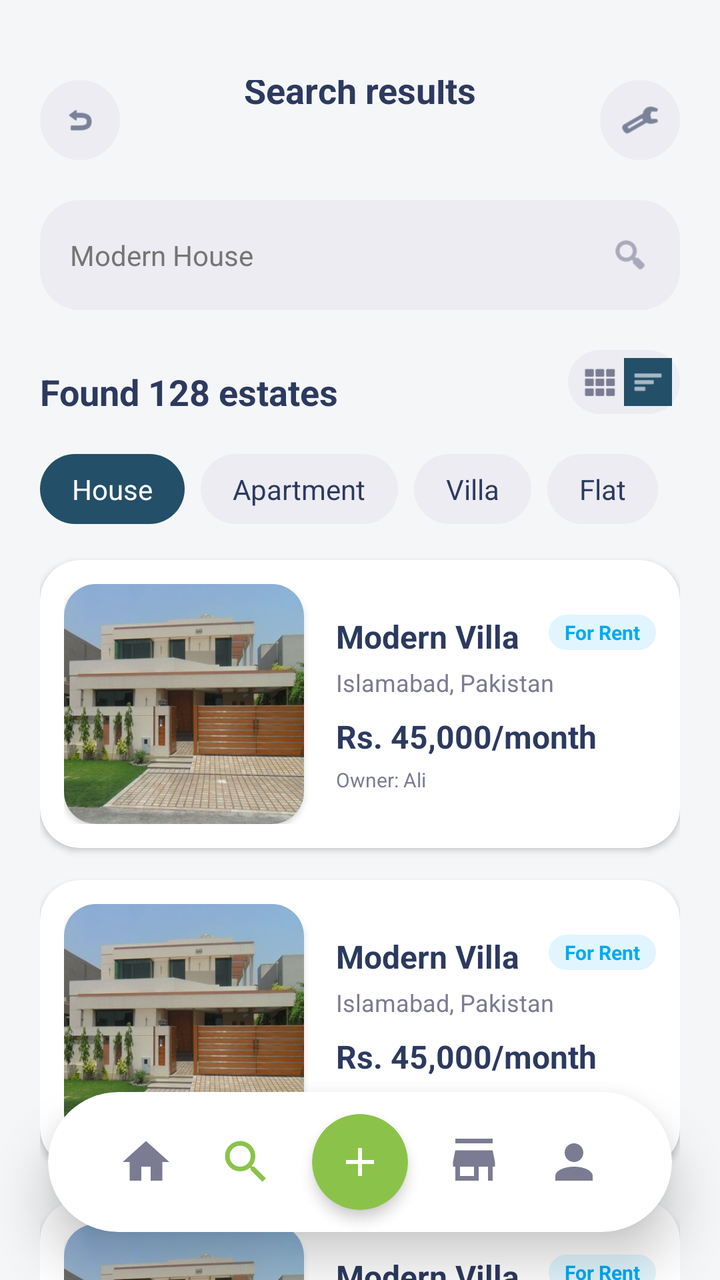
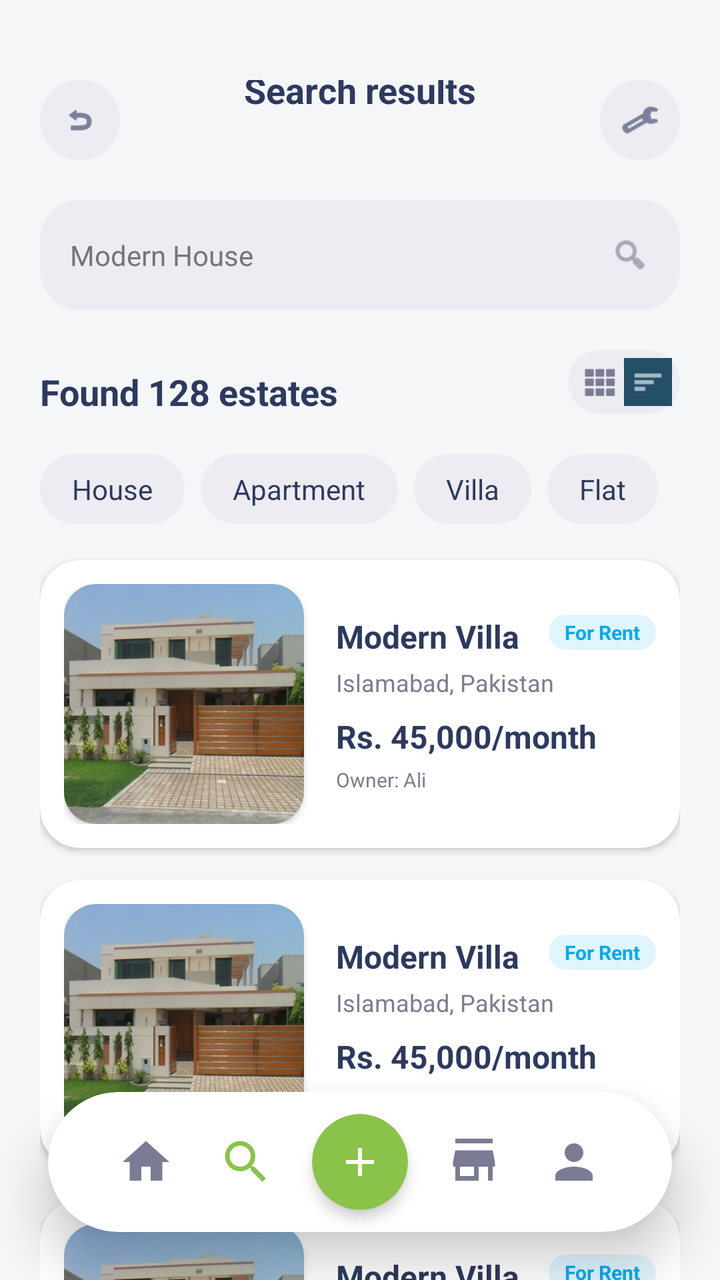

Compare the two renders of this Android layout. The source of the first and the diff that turns it into the second are given below.
<!-- AndroidManifest.xml: application theme Theme.PropVision -->
<!-- res/layout/activity_explore_properties.xml -->
<?xml version="1.0" encoding="utf-8"?>
<androidx.coordinatorlayout.widget.CoordinatorLayout xmlns:android="http://schemas.android.com/apk/res/android"
    xmlns:app="http://schemas.android.com/apk/res-auto"
    xmlns:tools="http://schemas.android.com/tools"
    android:layout_width="match_parent"
    android:layout_height="match_parent"
    android:background="#F5F6F8"
    tools:context=".ExplorePropertiesActivity">

    <androidx.core.widget.NestedScrollView
        android:layout_width="match_parent"
        android:layout_height="match_parent"
        android:clipToPadding="false">

        <LinearLayout
            android:layout_width="match_parent"
            android:layout_height="wrap_content"
            android:orientation="vertical"
            android:paddingBottom="20dp">

            
            <LinearLayout
                android:layout_width="match_parent"
                android:layout_height="wrap_content"
                android:orientation="vertical">

                
                <RelativeLayout
                    android:layout_width="match_parent"
                    android:layout_height="wrap_content"
                    android:paddingHorizontal="20dp"
                    android:paddingTop="40dp"
                    android:paddingBottom="10dp">

                    <ImageView
                        android:id="@+id/backBtn"
                        android:layout_width="40dp"
                        android:layout_height="40dp"
                        android:layout_alignParentStart="true"
                        android:background="@drawable/social_button_bg"
                        android:padding="12dp"
                        android:src="@android:drawable/ic_menu_revert"
                        app:tint="#2D3A5F" />

                    <TextView
                        android:layout_width="wrap_content"
                        android:layout_height="wrap_content"
                        android:layout_centerInParent="true"
                        android:text="Search results"
                        android:textColor="#2D3A5F"
                        android:textSize="18sp"
                        android:textStyle="bold" />

                    <ImageView
                        android:id="@+id/filterBtn"
                        android:layout_width="40dp"
                        android:layout_height="40dp"
                        android:layout_alignParentEnd="true"
                        android:background="@drawable/social_button_bg"
                        android:padding="10dp"
                        android:src="@android:drawable/ic_menu_preferences"
                        app:tint="#2D3A5F" />
                </RelativeLayout>

                
                <LinearLayout
                    android:id="@+id/searchContainer"
                    android:layout_width="match_parent"
                    android:layout_height="55dp"
                    android:layout_marginHorizontal="20dp"
                    android:layout_marginTop="10dp"
                    android:background="@drawable/input_background"
                    android:gravity="center_vertical"
                    android:orientation="horizontal"
                    android:paddingHorizontal="15dp">

                    <EditText
                        android:id="@+id/etSearchInput"
                        android:layout_width="0dp"
                        android:layout_height="wrap_content"
                        android:layout_weight="1"
                        android:background="@null"
                        android:hint="Modern House"
                        android:importantForAutofill="no"
                        android:inputType="text"
                        android:textColor="#2D3A5F"
                        android:textColorHint="#757575"
                        android:textSize="14sp" />

                    <ImageView
                        android:id="@+id/btnSearch"
                        android:layout_width="20dp"
                        android:layout_height="20dp"
                        android:clickable="true"
                        android:focusable="true"
                        android:src="@android:drawable/ic_menu_search"
                        app:tint="#7B7B93" />
                </LinearLayout>

                
                <RelativeLayout
                    android:id="@+id/summaryContainer"
                    android:layout_width="match_parent"
                    android:layout_height="wrap_content"
                    android:layout_marginTop="20dp"
                    android:paddingHorizontal="20dp"
                    android:paddingBottom="10dp">

                    <TextView
                        android:id="@+id/tvResultsSummary"
                        android:layout_width="wrap_content"
                        android:layout_height="wrap_content"
                        android:layout_alignParentStart="true"
                        android:layout_centerVertical="true"
                        android:text="Found 128 estates"
                        android:textColor="#2D3A5F"
                        android:textSize="18sp"
                        android:textStyle="bold" />

                    <LinearLayout
                        android:layout_width="wrap_content"
                        android:layout_height="wrap_content"
                        android:layout_alignParentEnd="true"
                        android:background="@drawable/social_button_bg"
                        android:padding="4dp">

                        <ImageView
                            android:id="@+id/gridViewBtn"
                            android:layout_width="24dp"
                            android:layout_height="24dp"
                            android:padding="4dp"
                            android:src="@android:drawable/ic_dialog_dialer"
                            app:tint="#7B7B93" />

                        <ImageView
                            android:id="@+id/listViewBtn"
                            android:layout_width="24dp"
                            android:layout_height="24dp"
                            android:background="#234F68"
                            android:padding="4dp"
                            android:src="@android:drawable/ic_menu_sort_by_size"
                            app:tint="@android:color/white" />
                    </LinearLayout>
                </RelativeLayout>
            </LinearLayout>

            
            <HorizontalScrollView
                android:layout_width="match_parent"
                android:layout_height="wrap_content"
                android:paddingHorizontal="20dp"
                android:scrollbars="none">

                <LinearLayout
                    android:layout_width="wrap_content"
                    android:layout_height="wrap_content"
                    android:orientation="horizontal"
                    android:paddingVertical="10dp">

                    <TextView
                        android:layout_width="wrap_content"
                        android:layout_height="wrap_content"
                        android:background="@drawable/social_button_bg"
                        android:backgroundTint="#234F68"
                        android:paddingHorizontal="16dp"
                        android:paddingVertical="8dp"
                        android:text="House"
                        android:textColor="@android:color/white" />

                    <View
                        android:layout_width="8dp"
                        android:layout_height="1dp" />

                    <TextView
                        android:layout_width="wrap_content"
                        android:layout_height="wrap_content"
                        android:background="@drawable/social_button_bg"
                        android:paddingHorizontal="16dp"
                        android:paddingVertical="8dp"
                        android:text="Apartment"
                        android:textColor="#2D3A5F" />

                    <View
                        android:layout_width="8dp"
                        android:layout_height="1dp" />

                    <TextView
                        android:layout_width="wrap_content"
                        android:layout_height="wrap_content"
                        android:background="@drawable/social_button_bg"
                        android:paddingHorizontal="16dp"
                        android:paddingVertical="8dp"
                        android:text="Villa"
                        android:textColor="#2D3A5F" />

                    <View
                        android:layout_width="8dp"
                        android:layout_height="1dp" />

                    <TextView
                        android:layout_width="wrap_content"
                        android:layout_height="wrap_content"
                        android:background="@drawable/social_button_bg"
                        android:paddingHorizontal="16dp"
                        android:paddingVertical="8dp"
                        android:text="Flat"
                        android:textColor="#2D3A5F" />
                </LinearLayout>
            </HorizontalScrollView>

            
            <FrameLayout
                android:layout_width="match_parent"
                android:layout_height="wrap_content"
                android:paddingHorizontal="20dp">

                <LinearLayout
                    android:id="@+id/listViewLayout"
                    android:layout_width="match_parent"
                    android:layout_height="wrap_content"
                    android:orientation="vertical"
                    android:visibility="visible">

                    <include layout="@layout/item_property_list" />
                    <include layout="@layout/item_property_list" />
                    <include layout="@layout/item_property_list" />
                    <include layout="@layout/item_property_list" />
                </LinearLayout>

                <androidx.gridlayout.widget.GridLayout
                    android:id="@+id/gridViewLayout"
                    android:layout_width="match_parent"
                    android:layout_height="wrap_content"
                    app:columnCount="2"
                    android:visibility="gone">

                    <include layout="@layout/item_property_grid" />
                    <include layout="@layout/item_property_grid" />
                    <include layout="@layout/item_property_grid" />
                    <include layout="@layout/item_property_grid" />
                </androidx.gridlayout.widget.GridLayout>

            </FrameLayout>
        </LinearLayout>
    </androidx.core.widget.NestedScrollView>

    
    <androidx.cardview.widget.CardView
        android:id="@+id/bottomNavContainer"
        android:layout_width="match_parent"
        android:layout_height="70dp"
        android:layout_gravity="bottom"
        android:layout_marginHorizontal="24dp"
        android:layout_marginBottom="24dp"
        app:cardCornerRadius="35dp"
        app:cardElevation="15dp">

        <LinearLayout
            android:id="@+id/bottomNav"
            android:layout_width="match_parent"
            android:layout_height="match_parent"
            android:gravity="center_vertical"
            android:orientation="horizontal"
            android:paddingHorizontal="24dp">

            <ImageView
                android:id="@+id/nav_home"
                android:layout_width="0dp"
                android:layout_height="28dp"
                android:layout_weight="1"
                android:src="@drawable/ic_home_nav"
                app:tint="#7B7B93" />

            <ImageView
                android:id="@+id/nav_explore"
                android:layout_width="0dp"
                android:layout_height="28dp"
                android:layout_weight="1"
                android:src="@drawable/ic_explore_nav"
                app:tint="#8BC34A" />

            <androidx.cardview.widget.CardView
                android:layout_width="48dp"
                android:layout_height="48dp"
                android:layout_marginHorizontal="8dp"
                app:cardBackgroundColor="#8BC34A"
                app:cardCornerRadius="24dp"
                app:cardElevation="4dp">

                <ImageView
                    android:id="@+id/nav_add"
                    android:layout_width="match_parent"
                    android:layout_height="match_parent"
                    android:padding="12dp"
                    android:src="@drawable/ic_add_nav"
                    app:tint="@android:color/white" />
            </androidx.cardview.widget.CardView>

            <ImageView
                android:id="@+id/nav_market"
                android:layout_width="0dp"
                android:layout_height="28dp"
                android:layout_weight="1"
                android:src="@drawable/ic_market_nav"
                app:tint="#7B7B93" />

            <ImageView
                android:id="@+id/nav_profile"
                android:layout_width="0dp"
                android:layout_height="28dp"
                android:layout_weight="1"
                android:src="@drawable/ic_profile_nav"
                app:tint="#7B7B93" />
        </LinearLayout>
    </androidx.cardview.widget.CardView>

</androidx.coordinatorlayout.widget.CoordinatorLayout>
<!-- res/layout/item_property_list.xml (included above) -->
<?xml version="1.0" encoding="utf-8"?>
<androidx.cardview.widget.CardView xmlns:android="http://schemas.android.com/apk/res/android"
    xmlns:app="http://schemas.android.com/apk/res-auto"
    android:layout_width="match_parent"
    android:layout_height="wrap_content"
    android:layout_marginVertical="8dp"
    app:cardCornerRadius="20dp"
    app:cardElevation="2dp">
    <LinearLayout
        android:layout_width="match_parent"
        android:layout_height="wrap_content"
        android:orientation="horizontal"
        android:padding="12dp">
        <androidx.cardview.widget.CardView
            android:layout_width="120dp"
            android:layout_height="120dp"
            app:cardCornerRadius="16dp">
            <ImageView
                android:id="@+id/propertyImage"
                android:layout_width="match_parent"
                android:layout_height="match_parent"
                android:scaleType="centerCrop"
                android:src="@drawable/feature_estate2" />
        </androidx.cardview.widget.CardView>
        <LinearLayout
            android:layout_width="match_parent"
            android:layout_height="match_parent"
            android:layout_marginStart="16dp"
            android:gravity="center_vertical"
            android:orientation="vertical">
            <RelativeLayout
                android:layout_width="match_parent"
                android:layout_height="wrap_content">
                <TextView
                    android:id="@+id/propertyName"
                    android:layout_width="wrap_content"
                    android:layout_height="wrap_content"
                    android:text="Modern Villa"
                    android:textColor="#2D3A5F"
                    android:textSize="16sp"
                    android:textStyle="bold" />
                <TextView
                    android:id="@+id/propertyStatus"
                    android:layout_width="wrap_content"
                    android:layout_height="wrap_content"
                    android:layout_alignParentEnd="true"
                    android:background="@drawable/social_button_bg"
                    android:backgroundTint="#E1F5FE"
                    android:paddingHorizontal="8dp"
                    android:paddingVertical="2dp"
                    android:text="For Rent"
                    android:textColor="#03A9F4"
                    android:textSize="10sp"
                    android:textStyle="bold" />
            </RelativeLayout>
            <TextView
                android:id="@+id/propertyLocation"
                android:layout_width="wrap_content"
                android:layout_height="wrap_content"
                android:layout_marginTop="4dp"
                android:text="Islamabad, Pakistan"
                android:textColor="#7B7B93"
                android:textSize="12sp" />
            <TextView
                android:id="@+id/propertyPrice"
                android:layout_width="wrap_content"
                android:layout_height="wrap_content"
                android:layout_marginTop="8dp"
                android:text="Rs. 45,000/month"
                android:textColor="#2D3A5F"
                android:textStyle="bold"
                android:textSize="16sp" />

            <LinearLayout
                android:layout_width="match_parent"
                android:layout_height="wrap_content"
                android:layout_marginTop="4dp"
                android:gravity="center_vertical"
                android:orientation="horizontal">

                <TextView
                    android:id="@+id/ownerName"
                    android:layout_width="0dp"
                    android:layout_height="wrap_content"
                    android:layout_weight="1"
                    android:text="Owner: Ali"
                    android:textColor="#7B7B93"
                    android:textSize="10sp" />

                <TextView
                    android:id="@+id/ownerPhone"
                    android:layout_width="wrap_content"
                    android:layout_height="wrap_content"
                    android:visibility="gone" />

                <TextView
                    android:id="@+id/ownerEmail"
                    android:layout_width="wrap_content"
                    android:layout_height="wrap_content"
                    android:visibility="gone" />

                <ImageView
                    android:id="@+id/btnEditProperty"
                    android:layout_width="20dp"
                    android:layout_height="20dp"
                    android:src="@android:drawable/ic_menu_edit"
                    android:visibility="gone"
                    app:tint="#234F68" />
            </LinearLayout>
        </LinearLayout>
    </LinearLayout>
</androidx.cardview.widget.CardView>
<!-- res/layout/item_property_grid.xml (included above) -->
<?xml version="1.0" encoding="utf-8"?>
<androidx.cardview.widget.CardView xmlns:android="http://schemas.android.com/apk/res/android"
    xmlns:app="http://schemas.android.com/apk/res-auto"
    android:layout_width="match_parent"
    android:layout_height="wrap_content"
    android:layout_margin="8dp"
    app:cardCornerRadius="25dp"
    app:cardElevation="0dp"
    app:cardBackgroundColor="#FFFFFF">

    <LinearLayout
        android:layout_width="match_parent"
        android:layout_height="wrap_content"
        android:orientation="vertical"
        android:padding="8dp">

        <androidx.constraintlayout.widget.ConstraintLayout
            android:layout_width="match_parent"
            android:layout_height="160dp">

            <androidx.cardview.widget.CardView
                android:layout_width="match_parent"
                android:layout_height="match_parent"
                app:cardCornerRadius="20dp"
                app:cardElevation="0dp">

                <ImageView
                    android:id="@+id/propertyImage"
                    android:layout_width="match_parent"
                    android:layout_height="match_parent"
                    android:scaleType="centerCrop"
                    android:src="@drawable/feature_estate1" />
            </androidx.cardview.widget.CardView>

            
            <TextView
                android:id="@+id/propertyPrice"
                android:layout_width="wrap_content"
                android:layout_height="wrap_content"
                android:layout_marginEnd="12dp"
                android:layout_marginBottom="12dp"
                android:background="@drawable/social_button_bg"
                android:backgroundTint="#234F68"
                android:paddingHorizontal="10dp"
                android:paddingVertical="4dp"
                android:text="$ 220/month"
                android:textColor="@android:color/white"
                android:textSize="12sp"
                android:textStyle="bold"
                app:layout_constraintBottom_toBottomOf="parent"
                app:layout_constraintEnd_toEndOf="parent" />

            
            <androidx.cardview.widget.CardView
                android:layout_width="28dp"
                android:layout_height="28dp"
                android:layout_marginTop="12dp"
                android:layout_marginEnd="12dp"
                app:cardBackgroundColor="#80FFFFFF"
                app:cardCornerRadius="14dp"
                app:cardElevation="0dp"
                app:layout_constraintEnd_toEndOf="parent"
                app:layout_constraintTop_toTopOf="parent">

                <ImageView
                    android:layout_width="14dp"
                    android:layout_height="14dp"
                    android:layout_gravity="center"
                    android:src="@android:drawable/btn_star_big_off"
                    app:tint="@android:color/white" />
            </androidx.cardview.widget.CardView>

        </androidx.constraintlayout.widget.ConstraintLayout>

        <RelativeLayout
            android:layout_width="match_parent"
            android:layout_height="wrap_content"
            android:layout_marginTop="12dp"
            android:layout_marginStart="4dp">
            <TextView
                android:id="@+id/propertyName"
                android:layout_width="wrap_content"
                android:layout_height="wrap_content"
                android:ellipsize="end"
                android:maxLines="1"
                android:text="Wings Tower"
                android:textColor="#2D3A5F"
                android:textSize="14sp"
                android:textStyle="bold" />
            <TextView
                android:id="@+id/propertyStatus"
                android:layout_width="wrap_content"
                android:layout_height="wrap_content"
                android:layout_alignParentEnd="true"
                android:layout_marginEnd="4dp"
                android:background="@drawable/social_button_bg"
                android:backgroundTint="#E1F5FE"
                android:paddingHorizontal="6dp"
                android:paddingVertical="1dp"
                android:text="For Rent"
                android:textColor="#03A9F4"
                android:textSize="8sp"
                android:textStyle="bold" />
        </RelativeLayout>

        <LinearLayout
            android:layout_width="match_parent"
            android:layout_height="wrap_content"
            android:layout_marginTop="4dp"
            android:layout_marginStart="4dp"
            android:gravity="center_vertical"
            android:orientation="horizontal">

            <ImageView
                android:layout_width="10dp"
                android:layout_height="10dp"
                android:src="@android:drawable/btn_star_big_on"
                app:tint="#FFC107" />

            <TextView
                android:id="@+id/propertyRating"
                android:layout_width="wrap_content"
                android:layout_height="wrap_content"
                android:layout_marginStart="4dp"
                android:text="4.9"
                android:textColor="#2D3A5F"
                android:textSize="10sp"
                android:textStyle="bold" />

            <ImageView
                android:layout_width="10dp"
                android:layout_height="10dp"
                android:layout_marginStart="8dp"
                android:src="@android:drawable/ic_menu_mylocation"
                app:tint="#7B7B93" />

            <TextView
                android:id="@+id/propertyLocation"
                android:layout_width="0dp"
                android:layout_height="wrap_content"
                android:layout_marginStart="4dp"
                android:layout_weight="1"
                android:ellipsize="end"
                android:maxLines="1"
                android:text="Jakarta, Indonesia"
                android:textColor="#7B7B93"
                android:textSize="10sp" />
        </LinearLayout>

        <LinearLayout
            android:layout_width="match_parent"
            android:layout_height="wrap_content"
            android:layout_marginTop="8dp"
            android:layout_marginStart="4dp"
            android:gravity="center_vertical"
            android:orientation="horizontal">

            <TextView
                android:id="@+id/ownerName"
                android:layout_width="0dp"
                android:layout_height="wrap_content"
                android:layout_weight="1"
                android:text="Owner: John Doe"
                android:textColor="#7B7B93"
                android:textSize="9sp" />

            <TextView
                android:id="@+id/ownerPhone"
                android:layout_width="wrap_content"
                android:layout_height="wrap_content"
                android:layout_marginEnd="4dp"
                android:text="+92 300 0000000"
                android:textColor="#7B7B93"
                android:textSize="9sp" />

            <TextView
                android:id="@+id/ownerEmail"
                android:layout_width="wrap_content"
                android:layout_height="wrap_content"
                android:layout_marginEnd="8dp"
                android:text="owner@email.com"
                android:textColor="#7B7B93"
                android:textSize="8sp" />

            <ImageView
                android:id="@+id/btnEditProperty"
                android:layout_width="20dp"
                android:layout_height="20dp"
                android:src="@android:drawable/ic_menu_edit"
                android:visibility="gone"
                app:tint="#234F68" />
        </LinearLayout>

    </LinearLayout>
</androidx.cardview.widget.CardView>
<!-- resources referenced by this layout -->
<resources>
  <!-- drawable feature_estate1: png bitmap (drawable, 374810 bytes) -->
  <!-- drawable feature_estate2: png bitmap (drawable, 258639 bytes) -->
  <!-- drawable ic_add_nav (drawable) -->
  <vector xmlns:android="http://schemas.android.com/apk/res/android"
      android:width="24dp"
      android:height="24dp"
      android:viewportWidth="24"
      android:viewportHeight="24">
      <path
          android:fillColor="#FFFFFF"
          android:pathData="M19,13H13V19H11V13H5V11H11V5H13V11H19V13Z" />
  </vector>
  <!-- drawable ic_explore_nav (drawable) -->
  <vector xmlns:android="http://schemas.android.com/apk/res/android"
      android:width="24dp"
      android:height="24dp"
      android:viewportWidth="24"
      android:viewportHeight="24">
      <path
          android:fillColor="#234F68"
          android:pathData="M9.5,3A6.5,6.5 0 0,1 16,9.5C16,11.11 15.41,12.59 14.44,13.73L14.71,14H15.5L20.5,19L19,20.5L14,15.5V14.71L13.73,14.44C12.59,15.41 11.11,16 9.5,16A6.5,6.5 0 0,1 3,9.5A6.5,6.5 0 0,1 9.5,3M9.5,5C7,5 5,7 5,9.5C5,12 7,14 9.5,14C12,14 14,12 14,9.5C14,7 12,5 9.5,5Z" />
  </vector>
  <!-- drawable ic_home_nav (drawable) -->
  <vector xmlns:android="http://schemas.android.com/apk/res/android"
      android:width="24dp"
      android:height="24dp"
      android:viewportWidth="24"
      android:viewportHeight="24">
      <path
          android:fillColor="#234F68"
          android:pathData="M10,20V14H14V20H19V12H22L12,3L2,12H5V20H10Z" />
  </vector>
  <!-- drawable ic_market_nav (drawable) -->
  <vector xmlns:android="http://schemas.android.com/apk/res/android"
      android:width="24dp"
      android:height="24dp"
      android:viewportWidth="24"
      android:viewportHeight="24">
      <path
          android:fillColor="#234F68"
          android:pathData="M20,4H4V2H20V4M21,14V12L20,7H4L3,12V14H4V20H14V14H18V20H20V14H21M12,18H6V14H12V18Z" />
  </vector>
  <!-- drawable ic_profile_nav (drawable) -->
  <vector xmlns:android="http://schemas.android.com/apk/res/android"
      android:width="24dp"
      android:height="24dp"
      android:viewportWidth="24"
      android:viewportHeight="24">
      <path
          android:fillColor="#234F68"
          android:pathData="M12,4A4,4 0 0,1 16,8A4,4 0 0,1 12,12A4,4 0 0,1 8,8A4,4 0 0,1 12,4M12,14C16.42,14 20,15.79 20,18V20H4V18C4,15.79 7.58,14 12,14Z" />
  </vector>
  <!-- drawable input_background (drawable) -->
  <?xml version="1.0" encoding="utf-8"?>
  <shape xmlns:android="http://schemas.android.com/apk/res/android">
      <solid android:color="#EDECF2"/>
      <corners android:radius="20dp"/>
  </shape>
  <!-- drawable social_button_bg (drawable) -->
  <?xml version="1.0" encoding="utf-8"?>
  <shape xmlns:android="http://schemas.android.com/apk/res/android">
      <solid android:color="#EDECF2"/>
      <corners android:radius="25dp"/>
  </shape>
  <style name="Theme.PropVision" parent="Base.Theme.PropVision" />
  <style name="Base.Theme.PropVision" parent="Theme.MaterialComponents.Light.NoActionBar">
          
          <item name="android:windowBackground">#F5F6F8</item>
      </style>
</resources>

<!-- the commit's change to res/layout/activity_explore_properties.xml (unified diff, before → after) -->
@@ -158,20 +158,21 @@
                     android:paddingVertical="10dp">
 
                     <TextView
+                        android:id="@+id/chipHouse"
                         android:layout_width="wrap_content"
                         android:layout_height="wrap_content"
                         android:background="@drawable/social_button_bg"
-                        android:backgroundTint="#234F68"
                         android:paddingHorizontal="16dp"
                         android:paddingVertical="8dp"
                         android:text="House"
-                        android:textColor="@android:color/white" />
+                        android:textColor="#2D3A5F" />
 
                     <View
                         android:layout_width="8dp"
                         android:layout_height="1dp" />
 
                     <TextView
+                        android:id="@+id/chipApartment"
                         android:layout_width="wrap_content"
                         android:layout_height="wrap_content"
                         android:background="@drawable/social_button_bg"
@@ -185,6 +186,7 @@
                         android:layout_height="1dp" />
 
                     <TextView
+                        android:id="@+id/chipVilla"
                         android:layout_width="wrap_content"
                         android:layout_height="wrap_content"
                         android:background="@drawable/social_button_bg"
@@ -198,6 +200,7 @@
                         android:layout_height="1dp" />
 
                     <TextView
+                        android:id="@+id/chipFlat"
                         android:layout_width="wrap_content"
                         android:layout_height="wrap_content"
                         android:background="@drawable/social_button_bg"
